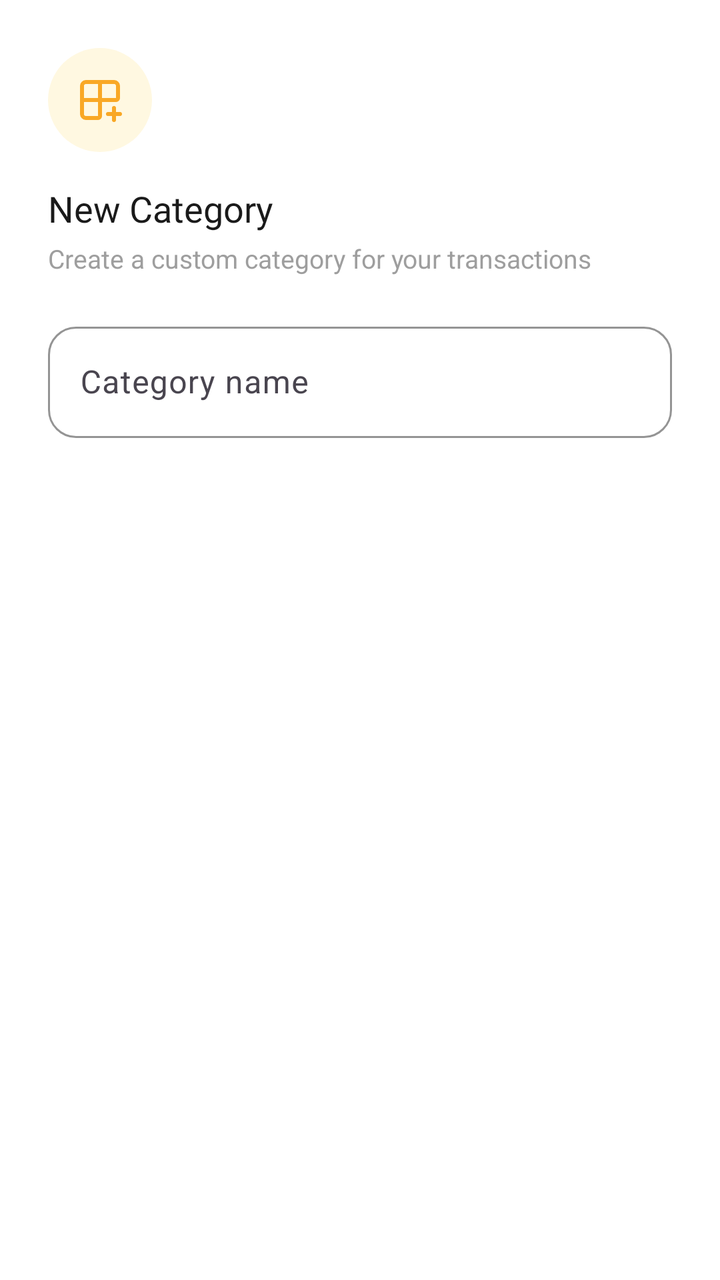
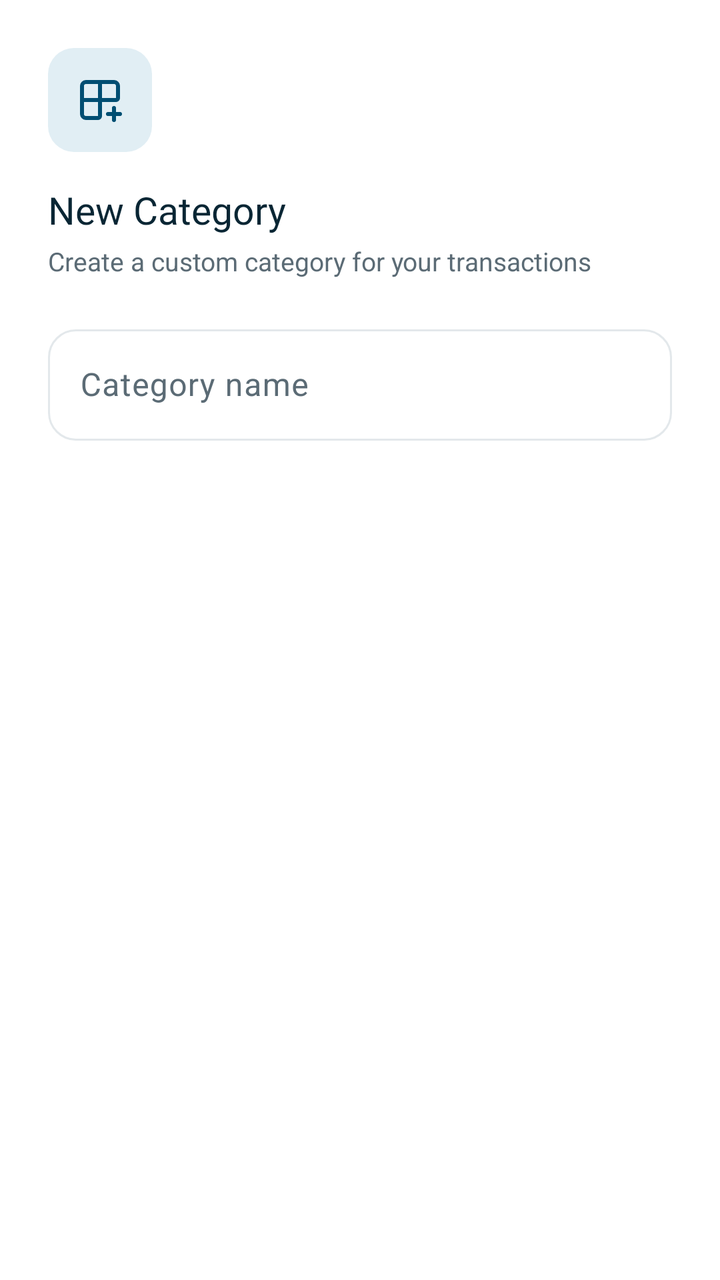

An Android layout rendered at two revisions. The XML below is the earlier revision; the diff shows what the commit changed to produce the second picture.
<!-- AndroidManifest.xml: application theme Theme.ExpenseTracker -->
<!-- res/layout/dialog_add_category.xml -->
<?xml version="1.0" encoding="utf-8"?>
<LinearLayout xmlns:android="http://schemas.android.com/apk/res/android"
    xmlns:app="http://schemas.android.com/apk/res-auto"
    android:layout_width="match_parent"
    android:layout_height="wrap_content"
    android:background="@color/white"
    android:orientation="vertical"
    android:paddingStart="24dp"
    android:paddingTop="24dp"
    android:paddingEnd="24dp"
    android:paddingBottom="8dp">

    <FrameLayout
        android:layout_width="52dp"
        android:layout_height="52dp"
        android:background="@drawable/bg_circle_category_icon">

        <ImageView
            android:layout_width="24dp"
            android:layout_height="24dp"
            android:layout_gravity="center"
            android:importantForAccessibility="no"
            android:src="@drawable/ic_grid"
            app:tint="#F9A825" />

    </FrameLayout>

    <TextView
        android:layout_width="wrap_content"
        android:layout_height="wrap_content"
        android:layout_marginTop="16dp"
        android:fontFamily="@font/inter_extra_bold"
        android:text="@string/new_category"
        android:textColor="#1A1A1A"
        android:textSize="18sp" />

    <TextView
        android:layout_width="wrap_content"
        android:layout_height="wrap_content"
        android:layout_marginTop="4dp"
        android:text="@string/create_a_custom_category_for_your_transactions"
        android:textColor="#9E9E9E"
        android:textSize="13sp" />

    <com.google.android.material.textfield.TextInputLayout
        android:id="@+id/tilCategoryName"
        style="@style/Widget.Material3.TextInputLayout.OutlinedBox"
        android:layout_width="match_parent"
        android:layout_height="wrap_content"
        android:layout_marginTop="20dp"
        android:hint="@string/category_name"
        app:boxCornerRadiusBottomEnd="14dp"
        app:boxCornerRadiusBottomStart="14dp"
        app:boxCornerRadiusTopEnd="14dp"
        app:boxCornerRadiusTopStart="14dp"
        app:boxStrokeColor="@color/brand_green_dark"
        app:hintTextColor="@color/brand_green_dark">

        <com.google.android.material.textfield.TextInputEditText
            android:id="@+id/etNewCategoryName"
            android:layout_width="match_parent"
            android:layout_height="wrap_content"
            android:inputType="textCapWords"
            android:maxLines="1" />

    </com.google.android.material.textfield.TextInputLayout>

</LinearLayout>
<!-- resources referenced by this layout -->
<resources>
  <color name="brand_green_dark">#057A55</color>
  <!-- drawable bg_circle_category_icon (drawable) -->
  <shape xmlns:android="http://schemas.android.com/apk/res/android" android:shape="oval">
      <solid android:color="#FFF8E1" />
  </shape>
  <style name="Base.Theme.ExpenseTracker" parent="Theme.Material3.Light.NoActionBar">
          <item name="android:windowBackground">@color/white</item>
          <item name="colorSurface">@color/white</item>
          
          <item name="colorPrimary">@color/fin_blue</item>
          <item name="colorOnPrimary">@color/white</item>
          <item name="colorPrimaryContainer">@color/fin_blue_tint</item>
          <item name="colorOnPrimaryContainer">@color/fin_navy</item>
          <item name="colorSecondary">@color/fin_navy</item>
          <item name="colorOnSecondary">@color/white</item>
          <item name="colorSecondaryContainer">@color/fin_blue_tint</item>
          <item name="colorOnSecondaryContainer">@color/fin_navy</item>
          
          <item name="colorTertiary">@color/fin_orange</item>
          <item name="colorOnTertiary">@color/fin_navy</item>
          <item name="colorError">@color/fin_error</item>
          <item name="colorOnError">@color/white</item>
          
          <item name="elevationOverlayEnabled">false</item>
          
          <item name="android:forceDarkAllowed" tools:targetApi="q">false</item>
      </style>
  <!-- unchanged entries left out for length: 11 -->
</resources>

<!-- the commit's change to res/layout/dialog_add_category.xml (unified diff, before → after) -->
@@ -13,7 +13,7 @@
     <FrameLayout
         android:layout_width="52dp"
         android:layout_height="52dp"
-        android:background="@drawable/bg_circle_category_icon">
+        android:background="@drawable/bg_fin_icon_tile">
 
         <ImageView
             android:layout_width="24dp"
@@ -21,7 +21,7 @@
             android:layout_gravity="center"
             android:importantForAccessibility="no"
             android:src="@drawable/ic_grid"
-            app:tint="#F9A825" />
+            app:tint="@color/fin_blue" />
 
     </FrameLayout>
 
@@ -31,30 +31,24 @@
         android:layout_marginTop="16dp"
         android:fontFamily="@font/inter_extra_bold"
         android:text="@string/new_category"
-        android:textColor="#1A1A1A"
-        android:textSize="18sp" />
+        android:textColor="@color/fin_navy"
+        android:textSize="19sp" />
 
     <TextView
         android:layout_width="wrap_content"
         android:layout_height="wrap_content"
         android:layout_marginTop="4dp"
         android:text="@string/create_a_custom_category_for_your_transactions"
-        android:textColor="#9E9E9E"
+        android:textColor="@color/fin_text_secondary"
         android:textSize="13sp" />
 
     <com.google.android.material.textfield.TextInputLayout
         android:id="@+id/tilCategoryName"
-        style="@style/Widget.Material3.TextInputLayout.OutlinedBox"
+        style="@style/Finara.TextField"
         android:layout_width="match_parent"
         android:layout_height="wrap_content"
         android:layout_marginTop="20dp"
-        android:hint="@string/category_name"
-        app:boxCornerRadiusBottomEnd="14dp"
-        app:boxCornerRadiusBottomStart="14dp"
-        app:boxCornerRadiusTopEnd="14dp"
-        app:boxCornerRadiusTopStart="14dp"
-        app:boxStrokeColor="@color/brand_green_dark"
-        app:hintTextColor="@color/brand_green_dark">
+        android:hint="@string/category_name">
 
         <com.google.android.material.textfield.TextInputEditText
             android:id="@+id/etNewCategoryName"
<!-- resource entries referenced after the edit -->
@@ -1,10 +1,24 @@
 <!-- resources referenced by this layout -->
 <resources>
-  <color name="brand_green_dark">#057A55</color>
-  <!-- drawable bg_circle_category_icon (drawable) -->
-  <shape xmlns:android="http://schemas.android.com/apk/res/android" android:shape="oval">
-      <solid android:color="#FFF8E1" />
+  <color name="fin_text_secondary">#FF5B6B75</color>
+  <!-- drawable bg_fin_icon_tile (drawable) -->
+  <?xml version="1.0" encoding="utf-8"?>
+  <shape xmlns:android="http://schemas.android.com/apk/res/android"
+      android:shape="rectangle">
+      <solid android:color="@color/fin_blue_tint" />
+      <corners android:radius="13dp" />
   </shape>
+  <style name="Finara.TextField" parent="Widget.Material3.TextInputLayout.OutlinedBox">
+          <item name="boxCornerRadiusTopStart">14dp</item>
+          <item name="boxCornerRadiusTopEnd">14dp</item>
+          <item name="boxCornerRadiusBottomStart">14dp</item>
+          <item name="boxCornerRadiusBottomEnd">14dp</item>
+          <item name="boxStrokeColor">@color/fin_field_stroke</item>
+          <item name="boxStrokeWidth">1dp</item>
+          <item name="boxStrokeWidthFocused">1.5dp</item>
+          <item name="hintTextColor">@color/fin_blue</item>
+          <item name="android:textColorHint">@color/fin_text_secondary</item>
+      </style>
   <style name="Base.Theme.ExpenseTracker" parent="Theme.Material3.Light.NoActionBar">
           <item name="android:windowBackground">@color/white</item>
           <item name="colorSurface">@color/white</item>
@@ -25,7 +39,103 @@
           
           <item name="elevationOverlayEnabled">false</item>
           
+          <item name="materialAlertDialogTheme">@style/ThemeOverlay.Finara.Dialog</item>
+          <item name="bottomSheetDialogTheme">@style/AppBottomSheetDialogTheme</item>
+          
           <item name="android:forceDarkAllowed" tools:targetApi="q">false</item>
+      </style>
+  <style name="ThemeOverlay.Finara.Dialog" parent="ThemeOverlay.Material3.MaterialAlertDialog">
+          <item name="colorSurface">@color/fin_surface</item>
+          <item name="colorPrimary">@color/fin_blue</item>
+          <item name="colorOnSurface">@color/fin_navy</item>
+          <item name="colorOnSurfaceVariant">@color/fin_text_secondary</item>
+          
+          <item name="colorSurfaceContainerHigh">@color/fin_surface</item>
+          <item name="colorSurfaceContainer">@color/fin_surface</item>
+          <item name="colorSurfaceContainerLow">@color/fin_surface</item>
+          <item name="colorSurfaceContainerHighest">@color/fin_surface_muted</item>
+          <item name="colorOutline">@color/fin_border</item>
+          <item name="elevationOverlayEnabled">false</item>
+          <item name="shapeAppearanceOverlay">@style/RoundedDialogShape</item>
+          <item name="android:backgroundDimAmount">0.45</item>
+          <item name="materialAlertDialogTitleTextStyle">@style/Finara.Dialog.Title</item>
+          <item name="materialAlertDialogBodyTextStyle">@style/Finara.Dialog.Body</item>
+          <item name="buttonBarPositiveButtonStyle">@style/Finara.Dialog.Button.Positive</item>
+          <item name="buttonBarNegativeButtonStyle">@style/Finara.Dialog.Button.Negative</item>
+          <item name="buttonBarNeutralButtonStyle">@style/Finara.Dialog.Button.Negative</item>
+      </style>
+  <style name="AppBottomSheetDialogTheme" parent="Theme.Material3.Light.BottomSheetDialog">
+          <item name="bottomSheetStyle">@style/AppBottomSheetStyle</item>
+          
+          <item name="colorPrimary">@color/fin_blue</item>
+          <item name="colorOnPrimary">@color/white</item>
+          <item name="colorPrimaryContainer">@color/fin_blue_tint</item>
+          <item name="colorOnPrimaryContainer">@color/fin_navy</item>
+          <item name="colorSecondaryContainer">@color/fin_blue_tint</item>
+          <item name="colorOnSecondaryContainer">@color/fin_navy</item>
+          <item name="colorError">@color/fin_error</item>
+          <item name="android:backgroundDimAmount">0.45</item>
+          <item name="colorSurfaceContainerLow">@color/fin_surface</item>
+          <item name="colorSurfaceContainerHighest">@color/fin_surface_muted</item>
+          
+          <item name="materialAlertDialogTheme">@style/ThemeOverlay.Finara.Dialog</item>
+      </style>
+  <color name="fin_surface">#FFFFFFFF</color>
+  <color name="fin_surface_muted">#FFF2F4F5</color>
+  <color name="fin_border">#FFE3E8EB</color>
+  <style name="RoundedDialogShape" parent="">
+          <item name="cornerFamily">rounded</item>
+          <item name="cornerSize">24dp</item>
+      </style>
+  <style name="Finara.Dialog.Title" parent="MaterialAlertDialog.Material3.Title.Text">
+          <item name="android:textColor">@color/fin_navy</item>
+          <item name="android:fontFamily">@font/inter_extra_bold</item>
+          <item name="android:textSize">19sp</item>
+      </style>
+  <style name="Finara.Dialog.Body" parent="MaterialAlertDialog.Material3.Body.Text">
+          <item name="android:textColor">@color/fin_text_secondary</item>
+          <item name="android:fontFamily">@font/inter_medium</item>
+          <item name="android:textSize">14sp</item>
+          <item name="android:lineSpacingExtra">3sp</item>
+      </style>
+  <style name="Finara.Dialog.Button.Positive" parent="Widget.Material3.Button">
+          <item name="backgroundTint">@color/fin_blue</item>
+          <item name="android:textColor">@color/white</item>
+          <item name="android:fontFamily">@font/inter_extra_bold</item>
+          <item name="android:textSize">14sp</item>
+          <item name="android:textAllCaps">false</item>
+          <item name="android:minWidth">96dp</item>
+          <item name="android:minHeight">48dp</item>
+          <item name="android:layout_marginStart">8dp</item>
+          <item name="cornerRadius">14dp</item>
+          <item name="android:insetTop">0dp</item>
+          <item name="android:insetBottom">0dp</item>
+      </style>
+  <style name="Finara.Dialog.Button.Negative" parent="Widget.Material3.Button">
+          <item name="backgroundTint">@color/fin_surface_muted</item>
+          <item name="android:textColor">@color/fin_navy</item>
+          <item name="android:fontFamily">@font/inter_medium</item>
+          <item name="android:textSize">14sp</item>
+          <item name="android:textAllCaps">false</item>
+          <item name="android:minWidth">96dp</item>
+          <item name="android:minHeight">48dp</item>
+          <item name="android:layout_marginStart">8dp</item>
+          <item name="cornerRadius">14dp</item>
+          <item name="android:insetTop">0dp</item>
+          <item name="android:insetBottom">0dp</item>
+          <item name="rippleColor">#14092634</item>
+      </style>
+  <style name="AppBottomSheetStyle" parent="Widget.Material3.BottomSheet.Modal">
+          <item name="shapeAppearance">@style/AppShapeAppearanceBottomSheet</item>
+          
+          <item name="backgroundTint">@color/fin_surface</item>
+      </style>
+  <style name="AppShapeAppearanceBottomSheet" parent="">
+          <item name="cornerFamily">rounded</item>
+          <item name="cornerSizeTopLeft">28dp</item>
+          <item name="cornerSizeTopRight">28dp</item>
+          <item name="cornerSizeBottomLeft">0dp</item>
+          <item name="cornerSizeBottomRight">0dp</item>
       </style>
   <!-- unchanged entries left out for length: 11 -->
 </resources>
